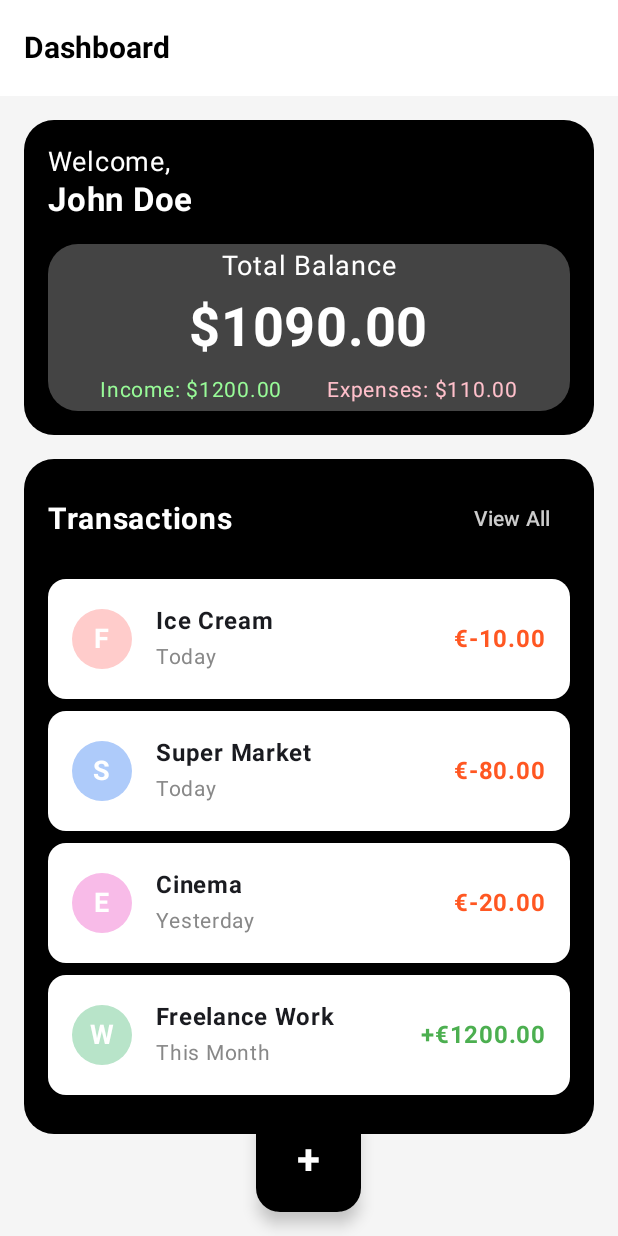
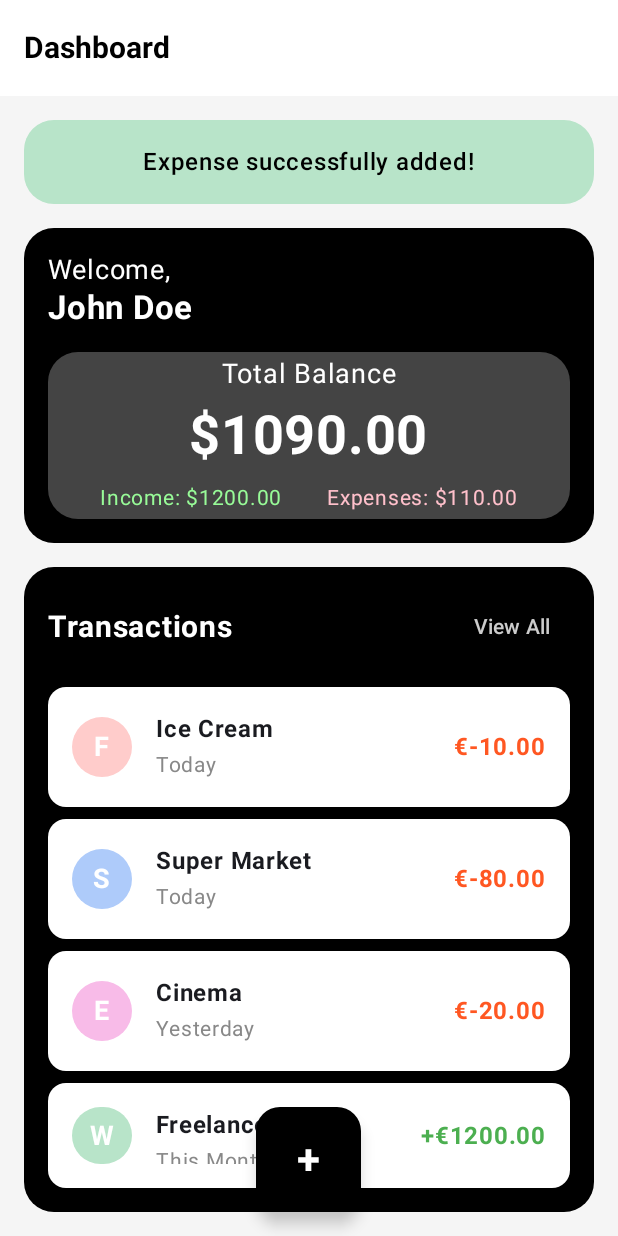
Before and after one commit to ElinaKapetanaki/trackit, an Android app built with Jetpack Compose: the @Preview function HomeScreenPreview, on a phone screen of 412 x 824 dp. Run offline under Robolectric (Android 15) with nearby library versions, the phone set to English and light mode, and no system bars.

Commit message:
Add navigation and success banner for Home, AddChoice, AddExpense, AddIncome

```diff
--- a/app/src/main/java/com/example/activity_signup/Home.kt
+++ b/app/src/main/java/com/example/activity_signup/Home.kt
@@ -14,13 +14,9 @@ import androidx.compose.foundation.layout.size
 import androidx.compose.foundation.layout.width
 import androidx.compose.foundation.shape.CircleShape
 import androidx.compose.foundation.shape.RoundedCornerShape
-import androidx.compose.material.icons.Icons
-import androidx.compose.material.icons.filled.Settings
 import androidx.compose.material3.ExperimentalMaterial3Api
 import androidx.compose.material3.FabPosition
 import androidx.compose.material3.FloatingActionButton
-import androidx.compose.material3.Icon
-import androidx.compose.material3.IconButton
 import androidx.compose.material3.Scaffold
 import androidx.compose.material3.Text
 import androidx.compose.material3.TextButton
@@ -40,7 +36,7 @@ import com.example.activity_signup.ui.theme.SignUpActivityTheme
 
 @OptIn(ExperimentalMaterial3Api::class)
 @Composable
-fun HomeScreen(viewModel: HomeViewModel = androidx.lifecycle.viewmodel.compose.viewModel()) {
+fun HomeScreen(viewModel: HomeViewModel = androidx.lifecycle.viewmodel.compose.viewModel(), successMessage: String?, onAddButtonClick: () -> Unit) {
     Scaffold(
         topBar = {
             TopAppBar(
@@ -54,8 +50,7 @@ fun HomeScreen(viewModel: HomeViewModel = androidx.lifecycle.viewmodel.compose.v
         },
         floatingActionButton = {
             FloatingActionButton(
-                onClick = {/*goo user to add page*/
-                },
+                onClick = onAddButtonClick,
                 containerColor = Color.Black,
                 contentColor = Color.White,
                 modifier = Modifier.size(70.dp)
@@ -73,6 +68,20 @@ fun HomeScreen(viewModel: HomeViewModel = androidx.lifecycle.viewmodel.compose.v
                     .padding(16.dp),
                 horizontalAlignment = Alignment.CenterHorizontally
             ) {
+                successMessage?.let {
+                    Box(
+                        modifier = Modifier
+                            .fillMaxWidth()
+                            .clip(RoundedCornerShape(20.dp))
+                            .background(Color(0xFFB8E4C9)) // Pale Green Color
+                            .padding(16.dp),
+                        contentAlignment = Alignment.Center
+                    ) {
+                        Text(it, color = Color.Black, fontSize = 16.sp, fontWeight = FontWeight.Medium)
+                    }
+
+                    Spacer(modifier = Modifier.height(16.dp))
+                }
                 Box(
                     modifier = Modifier
                         .fillMaxWidth()
@@ -226,6 +235,6 @@ fun TransactionItem(transaction: Transaction) {
 @Composable
 fun HomeScreenPreview() {
     SignUpActivityTheme {
-        HomeScreen()
+        HomeScreen(successMessage = "Expense successfully added!", onAddButtonClick = {})
     }
 }
--- a/app/src/main/java/com/example/activity_signup/HomeViewModel.kt
+++ b/app/src/main/java/com/example/activity_signup/HomeViewModel.kt
@@ -37,8 +37,6 @@ class HomeViewModel : ViewModel() {
     val expenses: Double
         get() = transactions.filter { it.amount < 0 }.sumOf { -it.amount }
 
-    var isLoading by mutableStateOf(true)
-        private set
 
     fun addTransaction(transaction: Transaction) {
         transactions = transactions + transaction
--- a/app/src/main/java/com/example/activity_signup/MainActivity.kt
+++ b/app/src/main/java/com/example/activity_signup/MainActivity.kt
@@ -29,7 +29,7 @@ class MainActivity : ComponentActivity() {
             SignUpActivityTheme {
                 // Set ChartsScreen as the primary page
                 //ChartsScreen()
-                AddExpenseScreen()
+                AppNavigation()
             }
         }
     }
```
Also changed, not shown: app/src/main/java/com/example/activity_signup/AddChoice.kt (added, +119 -0 lines), app/src/main/java/com/example/activity_signup/AddExpense.kt (+12 -4 lines), app/src/main/java/com/example/activity_signup/AddIncome.kt (+37 -12 lines), app/src/main/java/com/example/activity_signup/AppNavigation.kt (added, +72 -0 lines).
